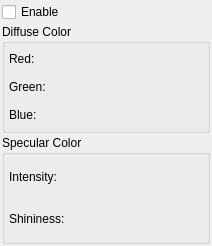
Old version of the form src/Interface/Application/TransferFunctionFeatureWidget.ui in the repository SCIInstitute/Seg3D.
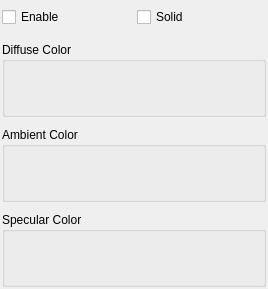
New version of the form. Custom widgets are drawn as their Qt base class.

```diff
--- a/src/Interface/Application/TransferFunctionFeatureWidget.ui
+++ b/src/Interface/Application/TransferFunctionFeatureWidget.ui
@@ -6,8 +6,8 @@
    <rect>
     <x>0</x>
     <y>0</y>
-    <width>212</width>
-    <height>246</height>
+    <width>268</width>
+    <height>289</height>
    </rect>
   </property>
   <property name="windowTitle">
@@ -15,16 +15,44 @@
   </property>
   <layout class="QVBoxLayout" name="verticalLayout">
    <property name="spacing">
-    <number>2</number>
+    <number>10</number>
    </property>
    <property name="margin">
     <number>2</number>
    </property>
    <item>
-    <widget class="QCheckBox" name="enable_checkbox_">
-     <property name="text">
-      <string>Enable</string>
+    <widget class="QWidget" name="widget" native="true">
+     <property name="sizePolicy">
+      <sizepolicy hsizetype="Preferred" vsizetype="Fixed">
+       <horstretch>0</horstretch>
+       <verstretch>0</verstretch>
+      </sizepolicy>
      </property>
+     <property name="minimumSize">
+      <size>
+       <width>0</width>
+       <height>30</height>
+      </size>
+     </property>
+     <layout class="QHBoxLayout" name="horizontalLayout_6">
+      <property name="margin">
+       <number>0</number>
+      </property>
+      <item>
+       <widget class="QCheckBox" name="enable_checkbox_">
+        <property name="text">
+         <string>Enable</string>
+        </property>
+       </widget>
+      </item>
+      <item>
+       <widget class="QCheckBox" name="solid_checkbox_">
+        <property name="text">
+         <string>Solid</string>
+        </property>
+       </widget>
+      </item>
+     </layout>
     </widget>
    </item>
    <item>
@@ -34,115 +62,37 @@
      </property>
      <layout class="QVBoxLayout" name="verticalLayout_2">
       <property name="spacing">
-       <number>2</number>
+       <number>4</number>
       </property>
-      <property name="leftMargin">
+      <property name="margin">
        <number>4</number>
       </property>
-      <property name="topMargin">
-       <number>2</number>
-      </property>
-      <property name="rightMargin">
-       <number>2</number>
-      </property>
-      <property name="bottomMargin">
-       <number>2</number>
-      </property>
       <item>
-       <layout class="QHBoxLayout" name="horizontalLayout">
-        <item>
-         <widget class="QLabel" name="label">
-          <property name="sizePolicy">
-           <sizepolicy hsizetype="Fixed" vsizetype="Preferred">
-            <horstretch>0</horstretch>
-            <verstretch>0</verstretch>
-           </sizepolicy>
-          </property>
-          <property name="minimumSize">
-           <size>
-            <width>55</width>
-            <height>0</height>
-           </size>
-          </property>
-          <property name="maximumSize">
-           <size>
-            <width>55</width>
-            <height>16777215</height>
-           </size>
-          </property>
-          <property name="text">
-           <string>Red:</string>
-          </property>
-         </widget>
-        </item>
-        <item>
-         <widget class="QtUtils::QtSliderIntCombo" name="diffuse_red_slider_" native="true"/>
-        </item>
-       </layout>
+       <widget class="QtUtils::QtSliderIntCombo" name="diffuse_red_slider_" native="true"/>
       </item>
       <item>
-       <layout class="QHBoxLayout" name="horizontalLayout_2">
-        <item>
-         <widget class="QLabel" name="label_2">
-          <property name="sizePolicy">
-           <sizepolicy hsizetype="Fixed" vsizetype="Preferred">
-            <horstretch>0</horstretch>
-            <verstretch>0</verstretch>
-           </sizepolicy>
-          </property>
-          <property name="minimumSize">
-           <size>
-            <width>55</width>
-            <height>0</height>
-           </size>
-          </property>
-          <property name="maximumSize">
-           <size>
-            <width>55</width>
-            <height>16777215</height>
-           </size>
-          </property>
-          <property name="text">
-           <string>Green:</string>
-          </property>
-         </widget>
-        </item>
-        <item>
-         <widget class="QtUtils::QtSliderIntCombo" name="diffuse_green_slider_" native="true"/>
-        </item>
-       </layout>
+       <widget class="QtUtils::QtSliderIntCombo" name="diffuse_green_slider_" native="true"/>
       </item>
       <item>
-       <layout class="QHBoxLayout" name="horizontalLayout_3">
-        <item>
-         <widget class="QLabel" name="label_3">
-          <property name="sizePolicy">
-           <sizepolicy hsizetype="Fixed" vsizetype="Preferred">
-            <horstretch>0</horstretch>
-            <verstretch>0</verstretch>
-           </sizepolicy>
-          </property>
-          <property name="minimumSize">
-           <size>
-            <width>55</width>
-            <height>0</height>
-           </size>
-          </property>
-          <property name="maximumSize">
-           <size>
-            <width>55</width>
-            <height>16777215</height>
-           </size>
-          </property>
-          <property name="text">
-           <string>Blue:</string>
-          </property>
-         </widget>
-        </item>
-        <item>
-         <widget class="QtUtils::QtSliderIntCombo" name="diffuse_blue_slider_" native="true"/>
-        </item>
-       </layout>
+       <widget class="QtUtils::QtSliderIntCombo" name="diffuse_blue_slider_" native="true"/>
+      </item>
+     </layout>
+    </widget>
+   </item>
+   <item>
+    <widget class="QGroupBox" name="groupBox_2">
+     <property name="title">
+      <string>Ambient Color</string>
+     </property>
+     <layout class="QHBoxLayout" name="horizontalLayout_5">
+      <property name="spacing">
+       <number>0</number>
+      </property>
+      <property name="margin">
+       <number>4</number>
+      </property>
+      <item>
+       <widget class="QtUtils::QtSliderDoubleCombo" name="ambient_coeff_slider_" native="true"/>
       </item>
      </layout>
     </widget>
@@ -154,83 +104,16 @@
      </property>
      <layout class="QVBoxLayout" name="verticalLayout_3">
       <property name="spacing">
-       <number>2</number>
-      </property>
-      <property name="leftMargin">
        <number>4</number>
       </property>
-      <property name="topMargin">
-       <number>2</number>
-      </property>
-      <property name="rightMargin">
-       <number>2</number>
-      </property>
-      <property name="bottomMargin">
-       <number>2</number>
+      <property name="margin">
+       <number>4</number>
       </property>
       <item>
-       <layout class="QHBoxLayout" name="horizontalLayout_7">
-        <item>
-         <widget class="QLabel" name="label_7">
-          <property name="sizePolicy">
-           <sizepolicy hsizetype="Fixed" vsizetype="Preferred">
-            <horstretch>0</horstretch>
-            <verstretch>0</verstretch>
-           </sizepolicy>
-          </property>
-          <property name="minimumSize">
-           <size>
-            <width>55</width>
-            <height>0</height>
-           </size>
-          </property>
-          <property name="maximumSize">
-           <size>
-            <width>55</width>
-            <height>16777215</height>
-           </size>
-          </property>
-          <property name="text">
-           <string>Intensity:</string>
-          </property>
-         </widget>
-        </item>
-        <item>
-         <widget class="QtUtils::QtSliderDoubleCombo" name="specular_intensity_slider_" native="true"/>
-        </item>
-       </layout>
+       <widget class="QtUtils::QtSliderDoubleCombo" name="specular_intensity_slider_" native="true"/>
       </item>
       <item>
-       <layout class="QHBoxLayout" name="horizontalLayout_4">
-        <item>
-         <widget class="QLabel" name="label_4">
-          <property name="sizePolicy">
-           <sizepolicy hsizetype="Fixed" vsizetype="Preferred">
-            <horstretch>0</horstretch>
-            <verstretch>0</verstretch>
-           </sizepolicy>
-          </property>
-          <property name="minimumSize">
-           <size>
-            <width>55</width>
-            <height>0</height>
-           </size>
-          </property>
-          <property name="maximumSize">
-           <size>
-            <width>55</width>
-            <height>16777215</height>
-           </size>
-          </property>
-          <property name="text">
-           <string>Shininess:</string>
-          </property>
-         </widget>
-        </item>
-        <item>
-         <widget class="QtUtils::QtSliderIntCombo" name="shininess_slider_" native="true"/>
-        </item>
-       </layout>
+       <widget class="QtUtils::QtSliderIntCombo" name="shininess_slider_" native="true"/>
       </item>
      </layout>
     </widget>
```
